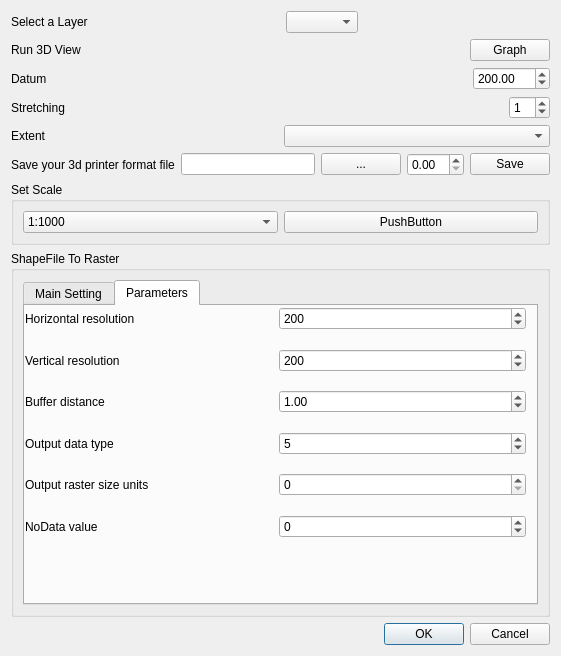
This is Print_Your_3D_dialog_base.ui in Kaemer1645/PrintYour3D as Qt 5 draws it before an edit. The edited form follows.
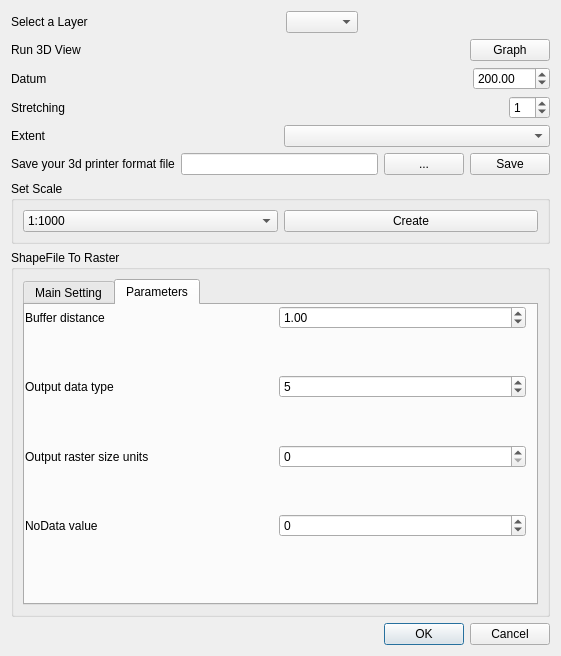
This is the edited form. The open tabs and pages were chosen to show the change. Custom widgets are drawn as their Qt base class.

The edit to the form file:
```diff
--- a/Print_Your_3D_dialog_base.ui
+++ b/Print_Your_3D_dialog_base.ui
@@ -174,7 +174,14 @@
       </widget>
      </item>
      <item>
-      <widget class="QLineEdit" name="lineEdit"/>
+      <widget class="QLineEdit" name="lineEdit">
+       <property name="toolTip">
+        <string>&lt;html&gt;&lt;head/&gt;&lt;body&gt;&lt;p&gt;&lt;br/&gt;&lt;/p&gt;&lt;/body&gt;&lt;/html&gt;</string>
+       </property>
+       <property name="whatsThis">
+        <string>&lt;html&gt;&lt;head/&gt;&lt;body&gt;&lt;p&gt;&lt;br/&gt;&lt;/p&gt;&lt;/body&gt;&lt;/html&gt;</string>
+       </property>
+      </widget>
      </item>
      <item>
       <widget class="QPushButton" name="pushButton_2">
@@ -183,9 +190,6 @@
        </property>
       </widget>
      </item>
-     <item>
-      <widget class="QDoubleSpinBox" name="doubleSpinBox_2"/>
-     </item>
      <item>
       <widget class="QPushButton" name="pushButton_4">
        <property name="text">
@@ -255,7 +259,7 @@
         <item>
          <widget class="QPushButton" name="pushButton_3">
           <property name="text">
-           <string>PushButton</string>
+           <string>Create</string>
           </property>
          </widget>
         </item>
@@ -346,80 +350,6 @@
            </rect>
           </property>
           <layout class="QVBoxLayout" name="verticalLayout_3">
-           <item>
-            <layout class="QHBoxLayout" name="horizontalLayout_7">
-             <item>
-              <widget class="QLabel" name="label_8">
-               <property name="text">
-                <string>Horizontal resolution</string>
-               </property>
-              </widget>
-             </item>
-             <item>
-              <widget class="QSpinBox" name="spinBox_3">
-               <property name="minimum">
-                <number>-20000</number>
-               </property>
-               <property name="maximum">
-                <number>20000</number>
-               </property>
-               <property name="value">
-                <number>200</number>
-               </property>
-              </widget>
-             </item>
-            </layout>
-           </item>
-           <item>
-            <spacer name="verticalSpacer">
-             <property name="orientation">
-              <enum>Qt::Vertical</enum>
-             </property>
-             <property name="sizeHint" stdset="0">
-              <size>
-               <width>20</width>
-               <height>40</height>
-              </size>
-             </property>
-            </spacer>
-           </item>
-           <item>
-            <layout class="QHBoxLayout" name="horizontalLayout_8">
-             <item>
-              <widget class="QLabel" name="label_9">
-               <property name="text">
-                <string>Vertical resolution</string>
-               </property>
-              </widget>
-             </item>
-             <item>
-              <widget class="QSpinBox" name="spinBox">
-               <property name="minimum">
-                <number>-20000</number>
-               </property>
-               <property name="maximum">
-                <number>20000</number>
-               </property>
-               <property name="value">
-                <number>200</number>
-               </property>
-              </widget>
-             </item>
-            </layout>
-           </item>
-           <item>
-            <spacer name="verticalSpacer_2">
-             <property name="orientation">
-              <enum>Qt::Vertical</enum>
-             </property>
-             <property name="sizeHint" stdset="0">
-              <size>
-               <width>20</width>
-               <height>40</height>
-              </size>
-             </property>
-            </spacer>
-           </item>
            <item>
             <layout class="QHBoxLayout" name="horizontalLayout_11">
              <item>
```
Left out of the diff: 21 changed lines with no effect on the pictures.
